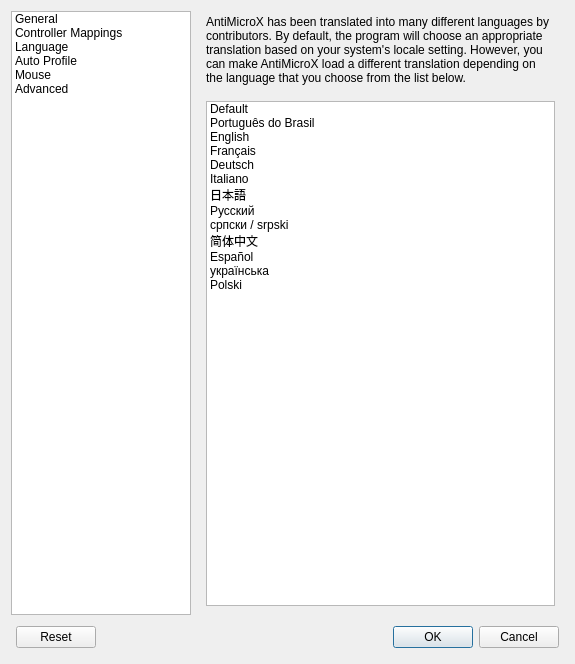
Qt form src/gui/mainsettingsdialog.ui (AntiMicroX/antimicrox) before a commit.
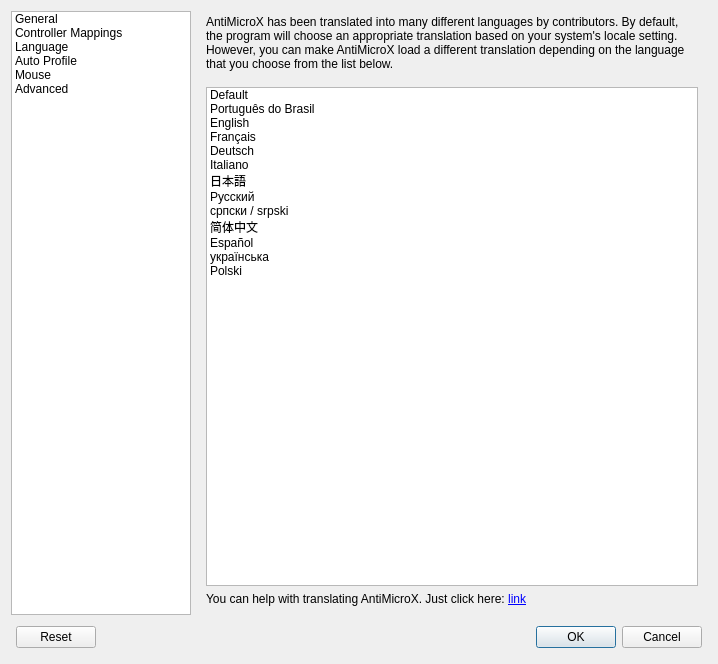
The same form after that commit. The open tabs and pages were chosen to show the change. Icons and pictures are not drawn.

Commit message: chore: Add note with link to Weblate

What changed in the file:
```diff
--- a/src/gui/mainsettingsdialog.ui
+++ b/src/gui/mainsettingsdialog.ui
@@ -9,7 +9,7 @@
    <rect>
     <x>0</x>
     <y>0</y>
-    <width>575</width>
+    <width>718</width>
     <height>664</height>
    </rect>
   </property>
@@ -697,6 +697,20 @@
            </item>
           </widget>
          </item>
+         <item>
+          <widget class="QLabel" name="label_translation_help">
+           <property name="text">
+            <string>You can help with translating AntiMicroX. Just click here: &lt;a
+                          href=&quot;https://hosted.weblate.org/projects/antimicrox/&quot;&gt;link&lt;/a&gt;</string>
+           </property>
+           <property name="textFormat">
+            <enum>Qt::RichText</enum>
+           </property>
+           <property name="openExternalLinks">
+            <bool>true</bool>
+           </property>
+          </widget>
+         </item>
         </layout>
        </widget>
        <widget class="QWidget" name="autoProfileSettingsPage">
```
Left out of the diff: 2 changed lines with no effect on the pictures.
